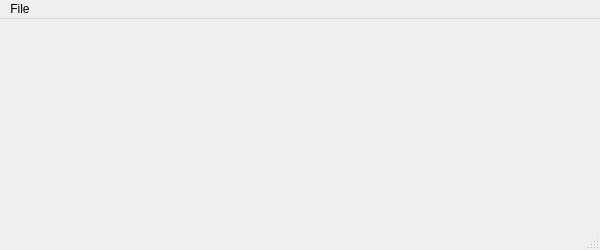
First picture: the form in blurfilterMainWindow.ui, repository qccq/blurfilter, before the edit.
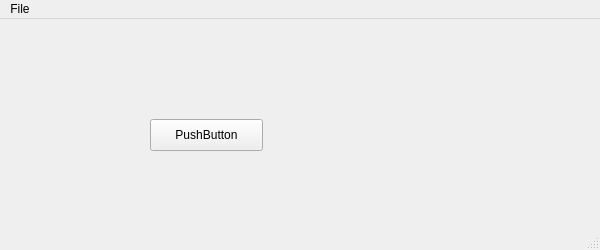
Second picture: the form after the edit.

```diff
--- a/blurfilterMainWindow.ui
+++ b/blurfilterMainWindow.ui
@@ -13,7 +13,21 @@
   <property name="windowTitle">
    <string>blurfilter</string>
   </property>
-  <widget class="QWidget" name="centralwidget"/>
+  <widget class="QWidget" name="centralwidget">
+   <widget class="QPushButton" name="pushButton">
+    <property name="geometry">
+     <rect>
+      <x>150</x>
+      <y>100</y>
+      <width>113</width>
+      <height>32</height>
+     </rect>
+    </property>
+    <property name="text">
+     <string>PushButton</string>
+    </property>
+   </widget>
+  </widget>
   <widget class="QMenuBar" name="menubar">
    <property name="geometry">
     <rect>
```
